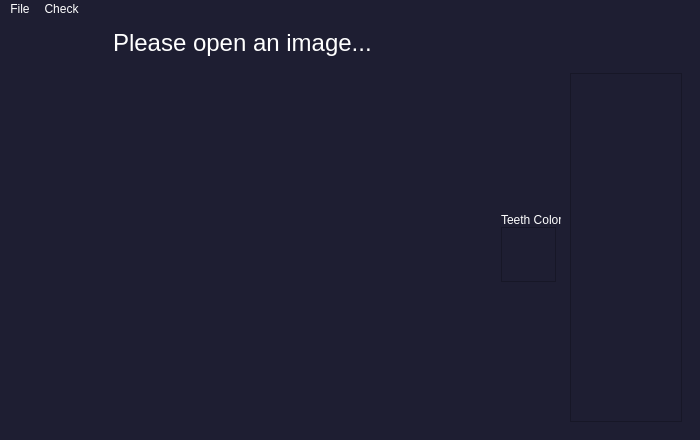
Before: the Qt Designer form app.ui in ahmed-sedky/smile-design, drawn with Qt 5.
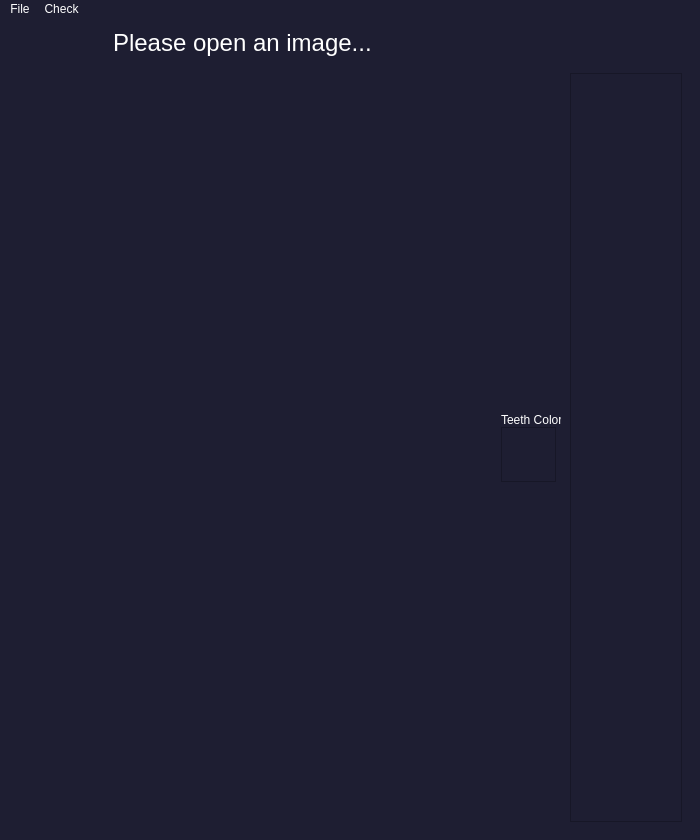
After: the same form once the commit is applied.

Commit message: mouth center point

The edit to the form file:
```diff
--- a/app.ui
+++ b/app.ui
@@ -7,7 +7,7 @@
     <x>0</x>
     <y>0</y>
     <width>700</width>
-    <height>440</height>
+    <height>840</height>
    </rect>
   </property>
   <property name="windowTitle">
```
The commit also changes 1 other file.
